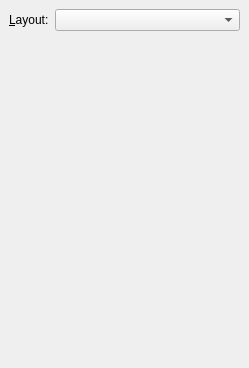
Above: cokoon/PyCokoonEditor/src/edit_layout.ui from mathieujobin/kde-playground-artwork before the change. Below: the same form after it.
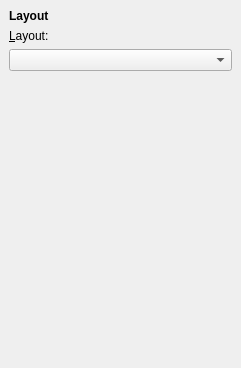
That is the form after the change.

Patch:
```diff
--- a/cokoon/PyCokoonEditor/src/edit_layout.ui
+++ b/cokoon/PyCokoonEditor/src/edit_layout.ui
@@ -5,37 +5,28 @@
    <rect>
     <x>0</x>
     <y>0</y>
-    <width>249</width>
+    <width>241</width>
     <height>368</height>
    </rect>
   </property>
   <property name="windowTitle" >
    <string>Form</string>
   </property>
-  <layout class="QGridLayout" >
+  <layout class="QVBoxLayout" >
    <property name="margin" >
     <number>9</number>
    </property>
    <property name="spacing" >
     <number>6</number>
    </property>
-   <item row="1" column="1" >
-    <spacer>
-     <property name="orientation" >
-      <enum>Qt::Vertical</enum>
+   <item>
+    <widget class="QLabel" name="label_9" >
+     <property name="text" >
+      <string>&lt;b>Layout&lt;/b></string>
      </property>
-     <property name="sizeHint" >
-      <size>
-       <width>20</width>
-       <height>51</height>
-      </size>
-     </property>
-    </spacer>
+    </widget>
    </item>
-   <item row="0" column="1" >
-    <widget class="QComboBox" name="layout" />
-   </item>
-   <item row="0" column="0" >
+   <item>
     <widget class="QLabel" name="label" >
      <property name="sizePolicy" >
       <sizepolicy>
@@ -53,6 +44,22 @@
      </property>
     </widget>
    </item>
+   <item>
+    <widget class="QComboBox" name="layout" />
+   </item>
+   <item>
+    <spacer>
+     <property name="orientation" >
+      <enum>Qt::Vertical</enum>
+     </property>
+     <property name="sizeHint" >
+      <size>
+       <width>180</width>
+       <height>241</height>
+      </size>
+     </property>
+    </spacer>
+   </item>
   </layout>
  </widget>
  <resources/>
```
